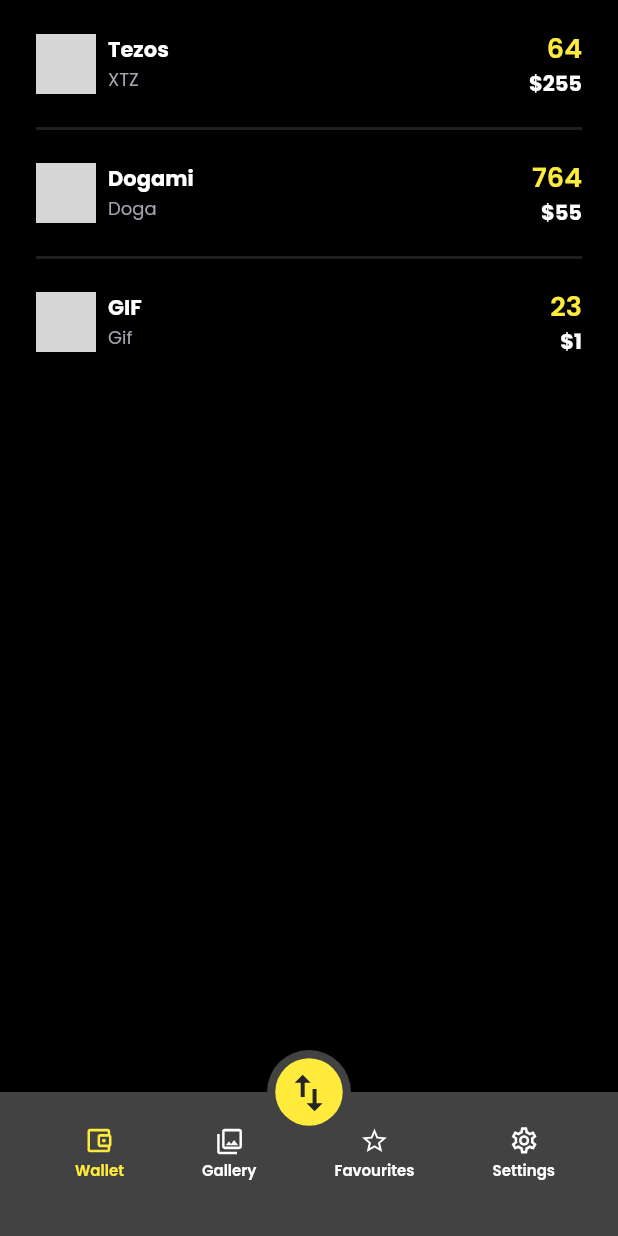
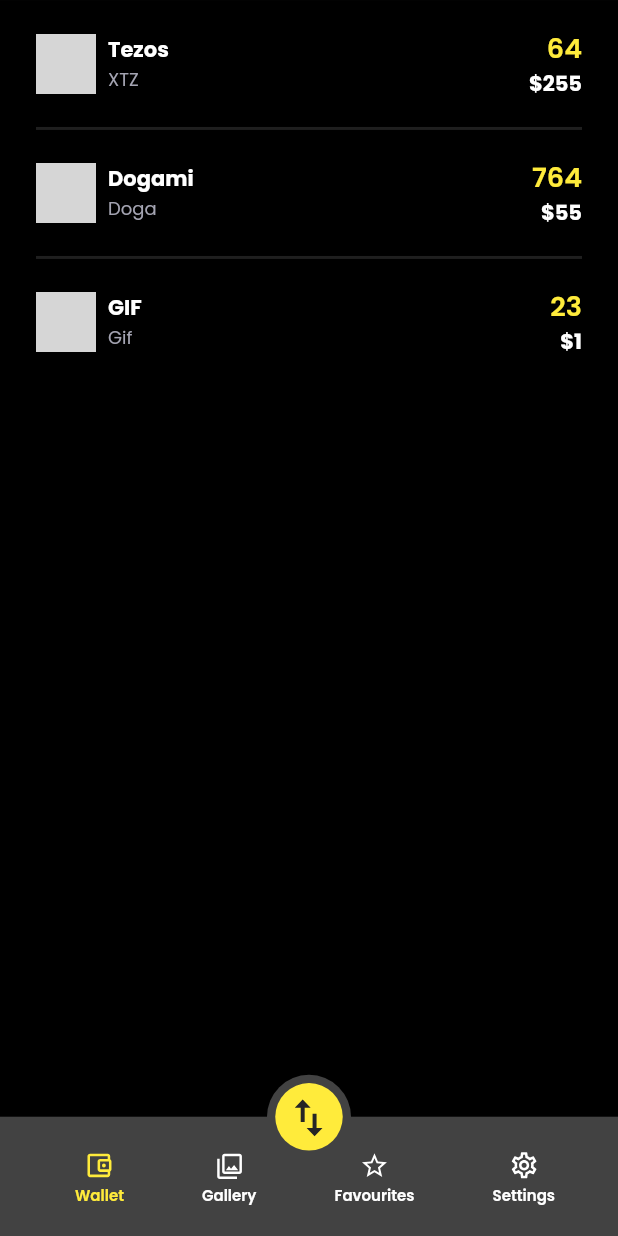
Before and after one commit to Sameerkash/krypton, a Flutter app: the screen it shows after launch, scrolled down 461 dp, on a phone screen of 412 x 824 dp. Run offline on Flutter 3.47's test engine with Material 2 defaults, Android fonts, the phone set to English and light mode, and no system bars; our stand-ins replace device_preview, flutter_riverpod, flutter_svg, freezed_annotation, google_fonts; network calls fail; grey boxes are pictures that could not be loaded.

Commit message:
feat : update theme and size

```diff
--- a/lib/core/app_view.dart
+++ b/lib/core/app_view.dart
@@ -3,11 +3,9 @@ import 'package:flutter_riverpod/flutter_riverpod.dart';
 import 'package:flutter_svg/flutter_svg.dart';
 import 'package:krypton/core/app_vm.dart';
 import 'package:krypton/core/widgets/bottom_bar_item.dart';
-import 'package:krypton/features/wallet/views/wallet_vm.dart';
 import 'package:krypton/utils/strings.dart';
 
 import '../features/wallet/views/wallet_view.dart';
-import '../utils/colors.dart';
 
 class AppView extends ConsumerStatefulWidget {
   const AppView({super.key});
@@ -42,7 +40,6 @@ class _AppViewState extends ConsumerState<AppView> {
     final appState = ref.watch(appProvider);
 
     return Scaffold(
-      backgroundColor: AppColors.primary,
       body: SafeArea(
         child: PageView(
           controller: _pageController,
--- a/lib/core/widgets/bottom_bar_item.dart
+++ b/lib/core/widgets/bottom_bar_item.dart
@@ -1,7 +1,6 @@
 import 'package:flutter/material.dart';
 import 'package:flutter_svg/svg.dart';
 
-import '../../utils/colors.dart';
 
 class BottomBarItem extends StatelessWidget {
   final String path;
@@ -18,13 +17,15 @@ class BottomBarItem extends StatelessWidget {
 
   @override
   Widget build(BuildContext context) {
+    final size = MediaQuery.of(context).size;
+
     return Padding(
       padding: const EdgeInsets.only(left: 8.0, top: 10.0),
       child: GestureDetector(
         onTap: onTap,
         child: Container(
-          height: 66,
-          color: AppColors.primary,
+          height: size.height * 0.06,
+          color: Theme.of(context).backgroundColor,
           child: Column(
             mainAxisSize: MainAxisSize.min,
             children: [
--- a/lib/features/wallet/widgets/profile_card.dart
+++ b/lib/features/wallet/widgets/profile_card.dart
@@ -2,8 +2,6 @@ import 'package:flutter/material.dart';
 import 'package:flutter_svg/flutter_svg.dart';
 import 'package:krypton/features/wallet/widgets/transaction_button.dart';
 import 'package:krypton/utils/strings.dart';
-
-import '../../../utils/colors.dart';
 
 class ProfileCard extends StatelessWidget {
   final int balance;
@@ -21,7 +19,7 @@ class ProfileCard extends StatelessWidget {
     final size = MediaQuery.of(context).size;
     return Container(
       decoration: BoxDecoration(
-        color: AppColors.secondary,
+        color: Theme.of(context).colorScheme.primary,
         borderRadius: BorderRadius.circular(12),
         boxShadow: [
           BoxShadow(
--- a/lib/utils/colors.dart
+++ /dev/null
@@ -1,6 +0,0 @@
-import 'package:flutter/material.dart';
-
-class AppColors {
-  static final primary = Colors.grey[800];
-static const secondary = Colors.black;
-}
```
